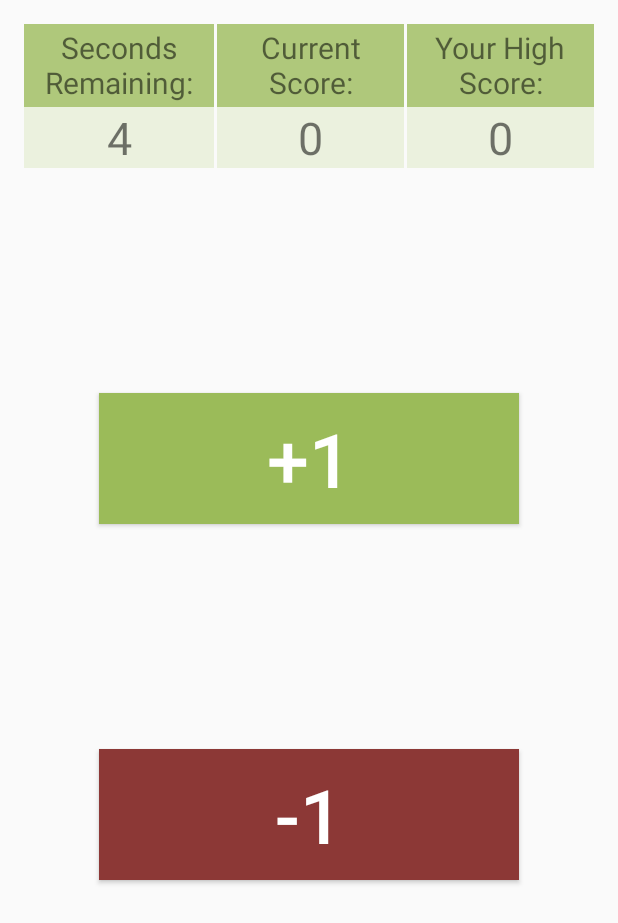
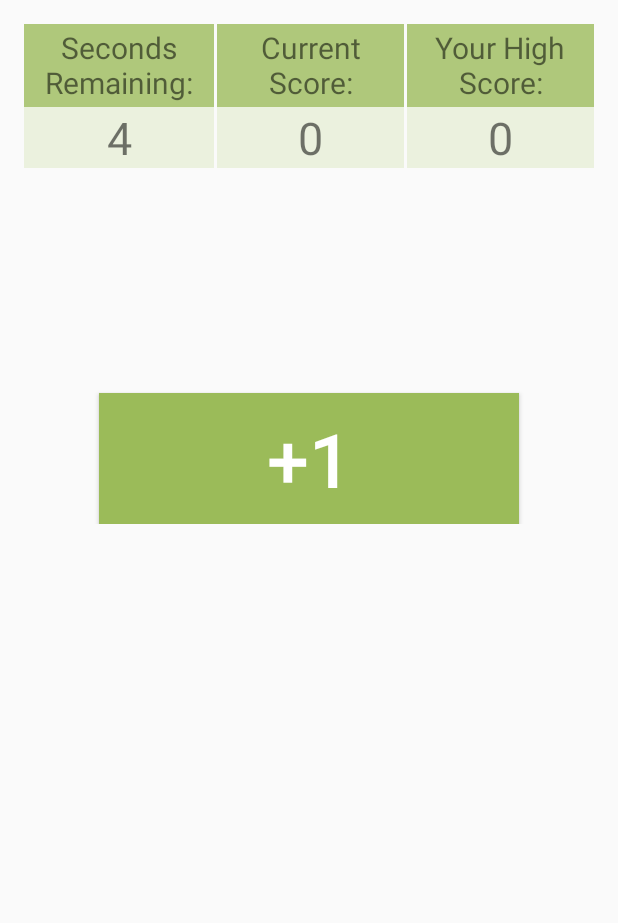
Before and after one commit to JerimyTate/ThirtySecondSmash, an Android app: the GameActivity screen opened directly, with no data from a screen before it, on a phone screen of 412 x 824 dp. Shown: the top 923 px of the screen. Run offline under Robolectric (Android 15) with nearby library versions, the phone set to English and light mode, and no system bars.

Commit message:
Modified Game Activity java and xml
Made buttons show up in same spot, changed spaces in java file.

```diff
--- a/app/src/main/res/layout/activity_game.xml
+++ b/app/src/main/res/layout/activity_game.xml
@@ -89,6 +89,9 @@
         </LinearLayout>
     </LinearLayout>
 
+    <RelativeLayout
+        android:layout_width="match_parent"
+        android:layout_height="wrap_content">
         <Button
             android:id="@+id/btnPlusOne"
             android:layout_width="match_parent"
@@ -100,6 +103,7 @@
             android:textColor="#fff"
             android:padding="10sp"
             android:textSize="50sp"
+            android:visibility="visible"
             android:text="+1"/>
 
         <Button
@@ -113,5 +117,7 @@
             android:textColor="#fff"
             android:padding="10sp"
             android:textSize="50sp"
+            android:visibility="gone"
             android:text="-1"/>
+    </RelativeLayout>
 </LinearLayout>
```
Also changed, not shown: app/src/main/java/com/pressthatbutton/thirtysecondsmash/GameActivity.java (+1 -17 lines). Lines whose indentation alone changed are shown as unchanged.
